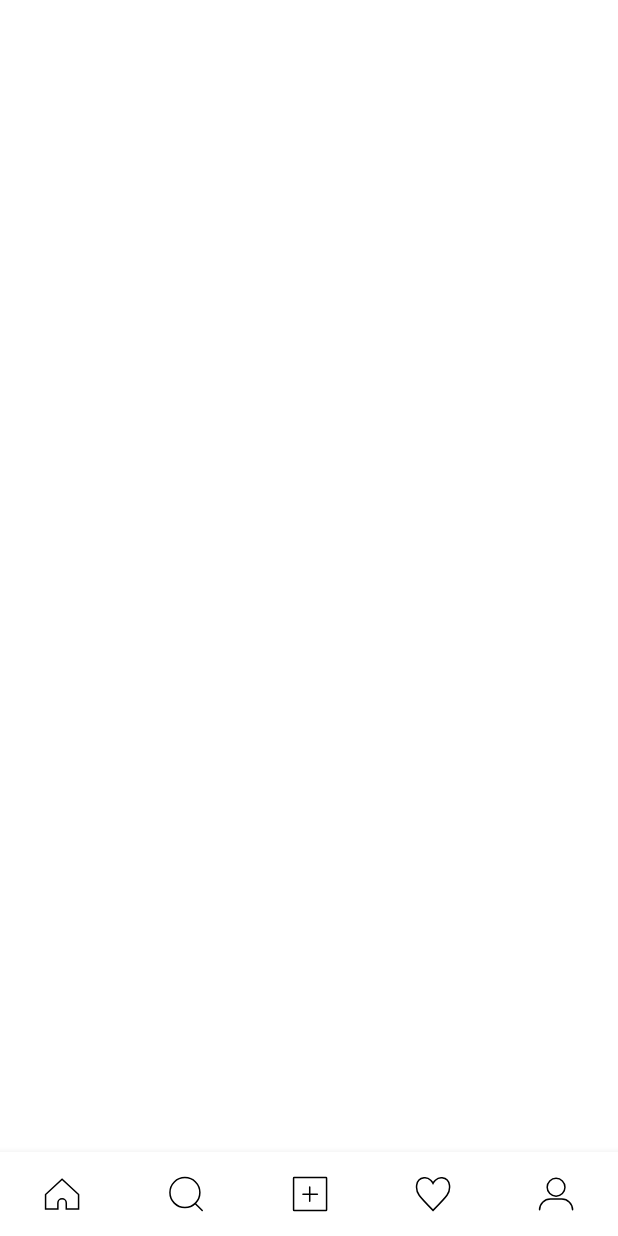
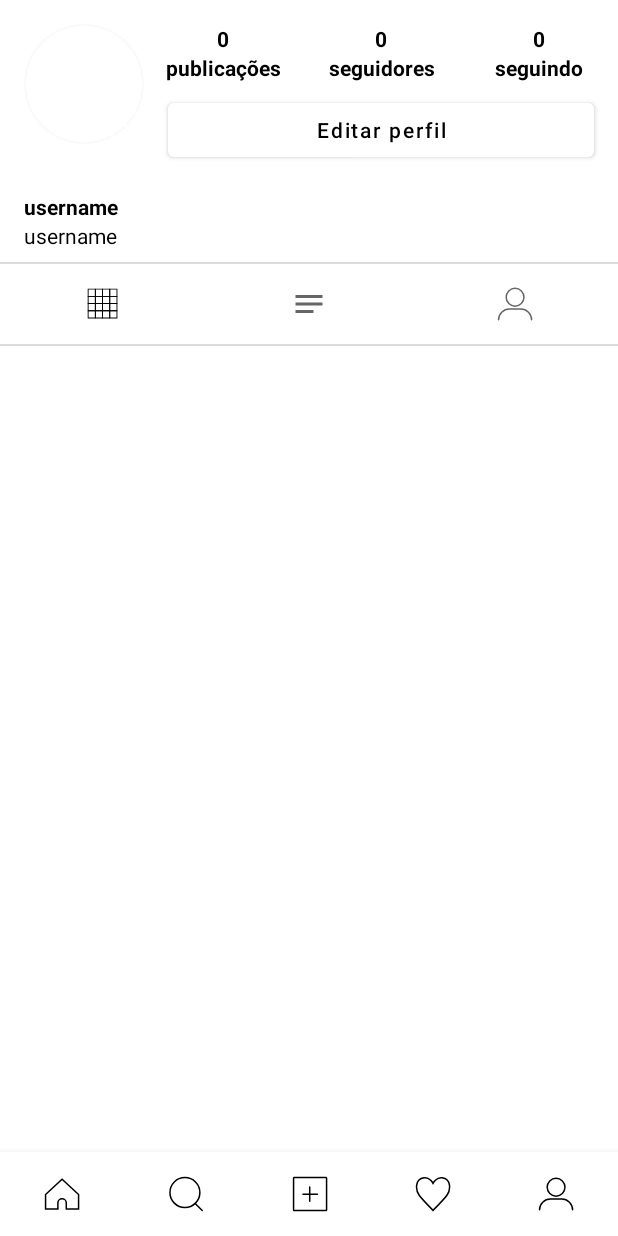
Before and after one commit to vinnamaral/Instagram, an Android app: the screen it shows after launch (MainActivity), on a phone screen of 412 x 824 dp. Before the commit the screen is almost empty. Run offline under Robolectric (Android 15) with nearby library versions, the phone set to English and light mode, and no system bars; our stand-ins replace CircleImageView.

Commit message:
creating profile fragment

```diff
--- a/app/build.gradle
+++ b/app/build.gradle
@@ -39,6 +39,9 @@ dependencies {
     implementation 'androidx.appcompat:appcompat:1.3.0'
     implementation 'com.google.android.material:material:1.3.0'
     implementation 'androidx.constraintlayout:constraintlayout:2.0.4'
+
+    implementation 'de.hdodenhof:circleimageview:3.1.0'
+
     testImplementation 'junit:junit:4.+'
     androidTestImplementation 'androidx.test.ext:junit:1.1.3'
     androidTestImplementation 'androidx.test.espresso:espresso-core:3.4.0'
--- /dev/null
+++ b/app/src/main/java/co/tiagoaguiar/course/instagram/profile/view/FragmentProfile.kt
@@ -0,0 +1,14 @@
+package co.tiagoaguiar.course.instagram.profile.view
+
+import android.os.Bundle
+import android.view.LayoutInflater
+import android.view.View
+import android.view.ViewGroup
+import androidx.fragment.app.Fragment
+import co.tiagoaguiar.course.instagram.R
+
+class FragmentProfile : Fragment() {
+    override fun onCreateView(inflater: LayoutInflater, container: ViewGroup?, savedInstanceState: Bundle?): View? {
+        return inflater.inflate(R.layout.fragment_profile, container, false)
+    }
+}
--- /dev/null
+++ b/app/src/main/res/drawable/top_bottom_border.xml
@@ -0,0 +1,13 @@
+<?xml version="1.0" encoding="utf-8"?>
+<layer-list xmlns:android="http://schemas.android.com/apk/res/android">
+
+    <item
+        android:left="-2dp"
+        android:right="-2dp"
+        >
+        <shape android:shape="rectangle" >
+            <stroke android:color="@color/gray_border" android:width="1dp" />
+        </shape>
+    </item>
+
+</layer-list>
--- a/app/src/main/res/layout/activity_main.xml
+++ b/app/src/main/res/layout/activity_main.xml
@@ -5,6 +5,16 @@
     android:layout_width="match_parent"
     android:layout_height="match_parent"
     tools:context=".main.view.MainActivity">
+
+    <fragment
+        android:id="@+id/main_fragment"
+        android:name="co.tiagoaguiar.course.instagram.profile.view.FragmentProfile"
+        tools:layout="@layout/fragment_profile"
+        app:layout_constraintBottom_toTopOf="@+id/main_bottom_nav"
+        app:layout_constraintTop_toTopOf="parent"
+        android:layout_width="match_parent"
+        android:layout_height="0dp"
+        />
 
     <com.google.android.material.bottomnavigation.BottomNavigationView
         android:id="@+id/main_bottom_nav"
--- /dev/null
+++ b/app/src/main/res/layout/fragment_profile.xml
@@ -0,0 +1,140 @@
+<?xml version="1.0" encoding="utf-8"?>
+<androidx.constraintlayout.widget.ConstraintLayout xmlns:android="http://schemas.android.com/apk/res/android"
+    android:layout_width="match_parent"
+    android:layout_height="match_parent"
+    xmlns:tools="http://schemas.android.com/tools"
+    xmlns:app="http://schemas.android.com/apk/res-auto"
+    tools:showIn="@layout/activity_main">
+
+    <de.hdodenhof.circleimageview.CircleImageView
+        android:id="@+id/profile_img_icon"
+        android:src="@drawable/ic_insta_profile_thin"
+        android:layout_width="wrap_content"
+        android:layout_height="wrap_content"
+        app:civ_circle_background_color="@color/gray_border"
+        app:civ_border_color="@color/gray"
+        app:civ_border_width="1dp"
+        app:layout_constraintStart_toStartOf="parent"
+        app:layout_constraintTop_toTopOf="parent"
+        android:layout_marginTop="16dp"
+        android:layout_marginStart="16dp"/>
+
+    <de.hdodenhof.circleimageview.CircleImageView
+        android:src="@drawable/ic_insta_add_profile"
+        android:layout_width="wrap_content"
+        android:layout_height="wrap_content"
+        app:civ_circle_background_color="@color/blue_enabled"
+        app:civ_border_color="@color/white"
+        app:civ_border_width="1dp"
+        app:layout_constraintEnd_toEndOf="@id/profile_img_icon"
+        app:layout_constraintBottom_toBottomOf="@id/profile_img_icon"/>
+
+    <TextView
+        style="@style/Theme.Instagram.TextViewProfile"
+        android:id="@+id/profile_txt_posts_count"
+        android:textStyle="bold"
+        android:text="0"
+        app:layout_constraintStart_toEndOf="@id/profile_img_icon"
+        app:layout_constraintTop_toTopOf="@id/profile_img_icon"
+        app:layout_constraintEnd_toStartOf="@id/profile_txt_followers_count"/>
+
+    <TextView
+        style="@style/Theme.Instagram.TextViewProfile"
+        android:id="@+id/profile_txt_followers_count"
+        android:textStyle="bold"
+        android:text="0"
+        app:layout_constraintTop_toTopOf="@id/profile_img_icon"
+        app:layout_constraintStart_toEndOf="@id/profile_txt_posts_count"
+        app:layout_constraintEnd_toStartOf="@id/profile_txt_following_count"/>
+
+    <TextView
+        style="@style/Theme.Instagram.TextViewProfile"
+        android:id="@+id/profile_txt_following_count"
+        android:textStyle="bold"
+        android:text="0"
+        app:layout_constraintTop_toTopOf="@id/profile_img_icon"
+        app:layout_constraintEnd_toEndOf="parent"
+        app:layout_constraintStart_toEndOf="@id/profile_txt_followers_count"/>
+
+    <TextView
+        style="@style/Theme.Instagram.TextViewProfile"
+        android:id="@+id/profile_txt_posts"
+        android:textStyle="bold"
+        android:text="@string/posts"
+        app:layout_constraintTop_toBottomOf="@id/profile_txt_posts_count"
+        app:layout_constraintStart_toEndOf="@id/profile_img_icon"
+        app:layout_constraintEnd_toStartOf="@id/profile_txt_followers"/>
+
+    <TextView
+        style="@style/Theme.Instagram.TextViewProfile"
+        android:id="@+id/profile_txt_followers"
+        android:textStyle="bold"
+        android:text="@string/followers"
+        app:layout_constraintTop_toBottomOf="@id/profile_txt_posts_count"
+        app:layout_constraintStart_toEndOf="@id/profile_txt_posts_count"
+        app:layout_constraintEnd_toStartOf="@id/profile_txt_following"/>
+
+    <TextView
+        style="@style/Theme.Instagram.TextViewProfile"
+        android:id="@+id/profile_txt_following"
+        android:textStyle="bold"
+        android:text="@string/following"
+        app:layout_constraintTop_toBottomOf="@id/profile_txt_posts_count"
+        app:layout_constraintEnd_toEndOf="parent"
+        app:layout_constraintStart_toEndOf="@id/profile_txt_followers"/>
+
+    <Button
+        android:id="@+id/profile_btn_edit_profile"
+        android:layout_width="0dp"
+        android:layout_height="wrap_content"
+        app:layout_constraintStart_toEndOf="@id/profile_img_icon"
+        app:layout_constraintTop_toBottomOf="@id/profile_txt_posts"
+        app:layout_constraintEnd_toEndOf="parent"
+        android:text="@string/edit_profile"
+        style="@style/Theme.Instagram.Button.White" />
+
+    <TextView
+        style="@style/Theme.Instagram.TextViewProfile"
+        android:id="@+id/profile_txt_username"
+        android:textStyle="bold"
+        android:text="@string/username"
+        app:layout_constraintStart_toStartOf="@id/profile_img_icon"
+        app:layout_constraintTop_toBottomOf="@id/profile_img_icon"
+        android:layout_marginTop="32dp"/>
+
+    <TextView
+        style="@style/Theme.Instagram.TextViewProfile"
+        android:id="@+id/profile_txt_bio"
+        android:text="@string/username"
+        app:layout_constraintStart_toStartOf="@id/profile_img_icon"
+        app:layout_constraintTop_toBottomOf="@id/profile_txt_username"
+        app:layout_constraintEnd_toEndOf="@id/profile_btn_edit_profile"
+        tools:text="Teste Teste Teste Teste Teste Teste Teste Teste Teste Teste Teste Teste Teste Teste Teste Teste Teste Teste Teste Teste Teste Teste "
+        android:textAlignment="textStart"
+        android:maxLines="3"
+        android:ellipsize="marquee"/>
+
+    <com.google.android.material.bottomnavigation.BottomNavigationView
+        android:id="@+id/profile_nav_tabs"
+        app:menu="@menu/menu_profile_bottom_nav"
+        app:labelVisibilityMode="unlabeled"
+        app:layout_constraintStart_toStartOf="parent"
+        app:layout_constraintEnd_toEndOf="parent"
+        app:layout_constraintTop_toBottomOf="@id/profile_txt_bio"
+        android:layout_marginTop="8dp"
+        android:background="@drawable/top_bottom_border"
+        android:layout_width="match_parent"
+        android:layout_height="wrap_content" />
+
+    <androidx.recyclerview.widget.RecyclerView
+        android:id="@+id/profile_rv"
+        android:layout_width="match_parent"
+        android:layout_height="0dp"
+        app:layout_constraintTop_toBottomOf="@id/profile_nav_tabs"
+        app:layout_constraintBottom_toBottomOf="parent"
+        tools:listitem="@layout/item_profile_grid"/>
+
+
+
+
+</androidx.constraintlayout.widget.ConstraintLayout>
--- /dev/null
+++ b/app/src/main/res/layout/item_profile_grid.xml
@@ -0,0 +1,22 @@
+<?xml version="1.0" encoding="utf-8"?>
+<androidx.constraintlayout.widget.ConstraintLayout xmlns:android="http://schemas.android.com/apk/res/android"
+    android:layout_width="match_parent"
+    android:layout_height="match_parent"
+    android:padding="1dp"
+    android:background="@color/white"
+    xmlns:tools="http://schemas.android.com/tools"
+    xmlns:app="http://schemas.android.com/apk/res-auto">
+
+    <ImageView
+        android:id="@+id/item_profile_img_grid"
+        tools:src="@tools:sample/backgrounds/scenic"
+        android:layout_width="0dp"
+        android:layout_height="0dp"
+        app:layout_constraintStart_toStartOf="parent"
+        app:layout_constraintEnd_toEndOf="parent"
+        app:layout_constraintTop_toTopOf="parent"
+        app:layout_constraintBottom_toBottomOf="parent"
+        app:layout_constraintDimensionRatio="1:1"
+        android:scaleType="centerCrop"/>
+
+</androidx.constraintlayout.widget.ConstraintLayout>
--- /dev/null
+++ b/app/src/main/res/menu/menu_profile_bottom_nav.xml
@@ -0,0 +1,17 @@
+<?xml version="1.0" encoding="utf-8"?>
+<menu xmlns:android="http://schemas.android.com/apk/res/android">
+
+    <item android:id="@+id/menu_profile_grid"
+        android:icon="@drawable/ic_insta_grid"
+        android:title="@string/home" />
+
+    <item android:id="@+id/menu_profile_list"
+        android:icon="@drawable/ic_insta_listed"
+        android:title="@string/home" />
+
+    <item android:id="@+id/menu_profile_user"
+        android:icon="@drawable/ic_insta_profile"
+        android:title="@string/home" />
+
+
+</menu>
--- a/app/src/main/res/values/styles.xml
+++ b/app/src/main/res/values/styles.xml
@@ -52,4 +52,20 @@
         <item name="android:layout_height">wrap_content</item>
         <item name="android:textColor">@color/blue_enabled</item>
     </style>
+
+    <style name="Theme.Instagram.TextViewProfile">
+        <item name="android:textColor">@color/black</item>
+        <item name="android:layout_width">0dp</item>
+        <item name="android:layout_height">wrap_content</item>
+        <item name="android:textAlignment">center</item>
+    </style>
+
+    <style name="Theme.Instagram.Button.White" parent="Widget.MaterialComponents.Button" >
+        <item name="android:textColor">@color/black</item>
+        <item name="android:layout_marginStart">16dp</item>
+        <item name="android:layout_marginEnd">16dp</item>
+        <item name="android:layout_marginTop">8dp</item>
+        <item name="backgroundTint">@color/white</item>
+        <item name="textAllCaps">false</item>
+    </style>
 </resources>
```
